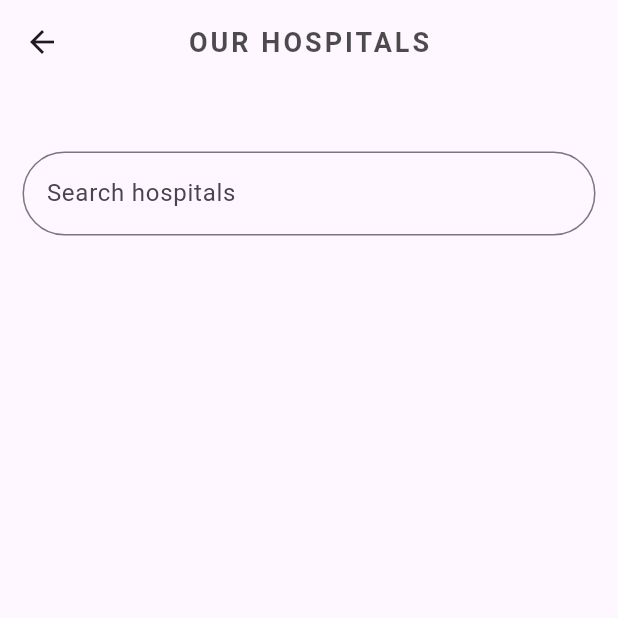
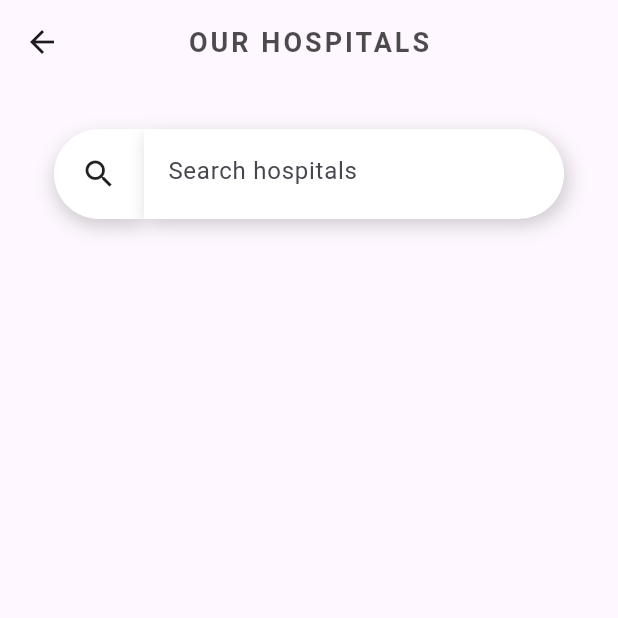
Before and after one commit to Alto-b/medilink-app, a Flutter app: the HospitalPage screen opened directly, on a phone screen of 412 x 824 dp, the top half of it. Run offline on Flutter 3.47's test engine with Material 2 defaults, Android fonts, the phone set to English and light mode, and no system bars; our stand-ins replace carousel_slider, flutter_slidable, font_awesome_flutter, google_fonts, google_maps_flutter, hive and 4 more; missing offline and left inert: email_auth, navigator; accounts and stored records are empty; network calls fail; Roboto replaces fonts that are missing (Play).

Commit message:
search box updated

```diff
--- a/lib/user/pages/hospitals.dart
+++ b/lib/user/pages/hospitals.dart
@@ -1,4 +1,4 @@
-// ignore_for_file: prefer_const_constructors
+// ignore_for_file: prefer_const_constructors, prefer_const_literals_to_create_immutables
 
 import 'package:flutter/material.dart';
 import 'package:google_fonts/google_fonts.dart';
@@ -28,8 +28,6 @@ final  TextEditingController _searchController = TextEditingController();
 
       body:SingleChildScrollView(
         child: Center(
-          child: Padding(
-            padding: const EdgeInsets.all(15.0),
           child: Column(
               children: [
                 //logo
@@ -38,11 +36,47 @@ final  TextEditingController _searchController = TextEditingController();
 
                 //search field
                 SizedBox(height: 30,),
+                Row(
+                  mainAxisAlignment: MainAxisAlignment.center,
+                  mainAxisSize: MainAxisSize.min,
+                  children: [
+                    Container(
+                      height: 60,
+                      width: 60,
+
+                      decoration: BoxDecoration(color: const Color.fromARGB(255, 255, 255, 255),
+                       borderRadius: BorderRadius.only(topLeft: Radius.circular(30),bottomLeft: Radius.circular(30)),
+                       boxShadow: [
+                          BoxShadow(
+                            color: Colors.grey.withOpacity(0.5),
+                            blurRadius: 10,
+                            offset: Offset(0, 5)
+                          )
+                        ]
+                      ),
+                        child: Icon(Icons.search),
+                    ),
+                    Container(
+                      height: 60,
+                      width: 280,
+                      decoration: BoxDecoration(
+                        color: Color.fromARGB(255, 255, 255, 255),
+                        borderRadius: BorderRadius.only(topRight: Radius.circular(30),bottomRight: Radius.circular(30)),
+                        boxShadow: [
+                          BoxShadow(
+                            color: Colors.grey.withOpacity(0.5),
+                            blurRadius: 10,
+                            offset: Offset(3, 4)
+                          )
+                        ]
+                      ),
+                      child:
                           TextField(
                             controller: _searchController,
                             decoration: InputDecoration(
                                 border: OutlineInputBorder(
-                          borderRadius: BorderRadius.circular(50)
+                                  borderRadius: BorderRadius.circular(50),
+                                  borderSide: BorderSide.none
                                 ),
                                 hintText: "Search hospitals"
                             ),
@@ -51,6 +85,10 @@ final  TextEditingController _searchController = TextEditingController();
 
                               });
                             },
+                          ),
+
+                    ),
+                  ],
                 ),
                 SizedBox(height: 40,),
 
@@ -98,7 +136,6 @@ final  TextEditingController _searchController = TextEditingController();
               ],
           ),
         ),
-        ),
       )
     );
   }
```
Lines whose indentation alone changed are shown as unchanged.
